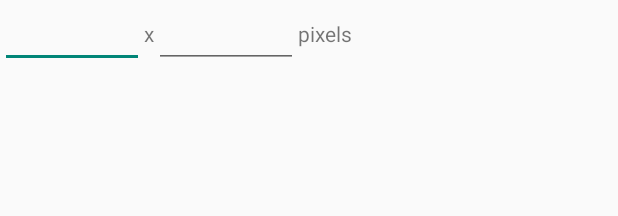
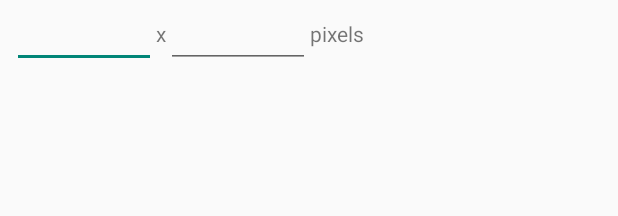
Before and after one commit to michael-rapp/AndroidMaterialPreferences, an Android app: the layout resolution.xml on its own in the app's theme, with its tools: preview values and no code run, on a phone screen of 412 x 824 dp. Shown: the top 216 px of the screen. Run offline under Robolectric (Android 15) with nearby library versions, the phone set to English and light mode, and no system bars; plain views replace EditText.

Commit message:
Added horizontal padding to the preference's custom views.

```diff
--- a/library/src/main/res/layout/edit_text.xml
+++ b/library/src/main/res/layout/edit_text.xml
@@ -20,4 +20,6 @@ License.
     android:layout_height="wrap_content"
     android:inputType="textNoSuggestions"
     android:maxLines="1"
+    android:paddingLeft="@dimen/dialog_horizontal_padding"
+    android:paddingRight="@dimen/dialog_horizontal_padding"
     android:singleLine="true"/>
--- a/library/src/main/res/layout/number_picker.xml
+++ b/library/src/main/res/layout/number_picker.xml
@@ -16,7 +16,9 @@ License.
 <RelativeLayout xmlns:android="http://schemas.android.com/apk/res/android"
                 xmlns:tools="http://schemas.android.com/tools"
                 android:layout_width="match_parent"
-                android:layout_height="wrap_content">
+                android:layout_height="wrap_content"
+                android:paddingLeft="@dimen/dialog_horizontal_padding"
+                android:paddingRight="@dimen/dialog_horizontal_padding">
 
     <LinearLayout
         android:id="@+id/number_picker_container"
--- a/library/src/main/res/layout/resolution.xml
+++ b/library/src/main/res/layout/resolution.xml
@@ -17,7 +17,9 @@ License.
               android:layout_width="wrap_content"
               android:layout_height="wrap_content"
               android:layout_centerInParent="true"
-              android:orientation="horizontal">
+              android:orientation="horizontal"
+              android:paddingLeft="@dimen/dialog_horizontal_padding"
+              android:paddingRight="@dimen/dialog_horizontal_padding">
 
     <de.mrapp.android.validation.EditText
         android:id="@+id/width_edit_text"
--- a/library/src/main/res/layout/seek_bar.xml
+++ b/library/src/main/res/layout/seek_bar.xml
@@ -16,7 +16,9 @@ License.
 <LinearLayout xmlns:android="http://schemas.android.com/apk/res/android"
               android:layout_width="match_parent"
               android:layout_height="wrap_content"
-              android:orientation="vertical">
+              android:orientation="vertical"
+              android:paddingLeft="@dimen/dialog_horizontal_padding"
+              android:paddingRight="@dimen/dialog_horizontal_padding">
 
     <TextView
         android:id="@+id/progress_text"
```
Also changed, not shown: 1 other file.
